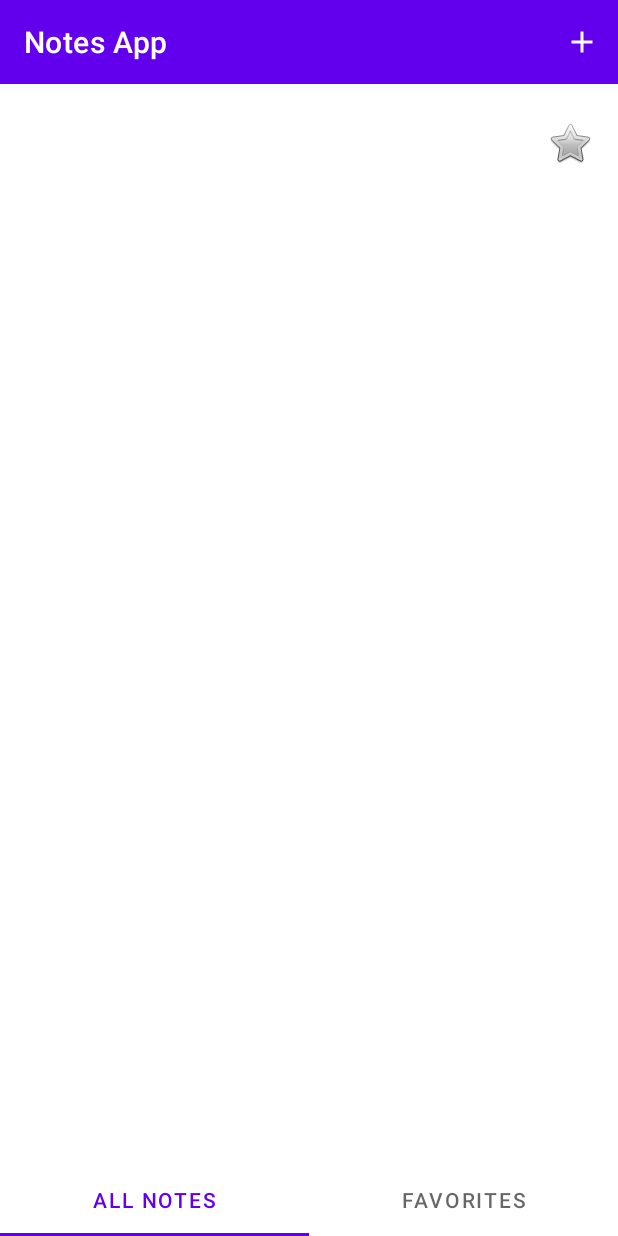
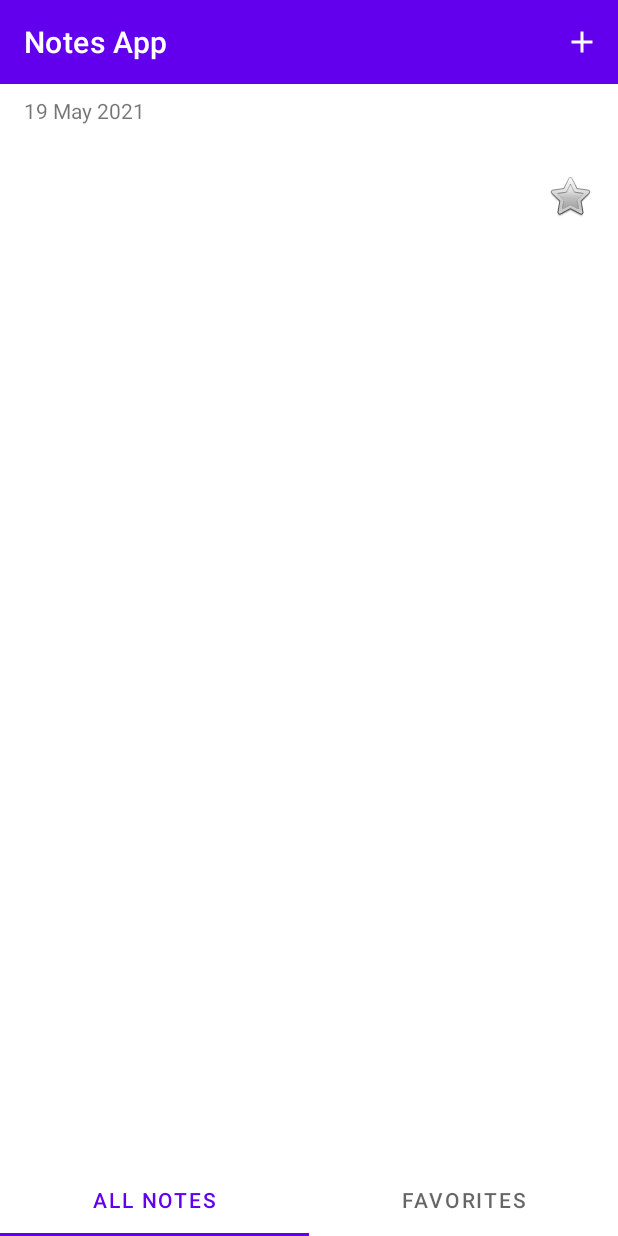
Before and after one commit to csandiego/govtech-assessment, an Android app: the NewFragment screen opened through its navigation route, after a tap on "CREATE", on a phone screen of 412 x 824 dp. Run offline under Robolectric (Android 15) with nearby library versions, the phone set to English and light mode, and no system bars; our stand-ins replace Dagger/Hilt's generated code, Room's generated code.

Commit message:
List subgroups

```diff
--- a/app/src/main/java/com/github/csandiego/govtechassessment/dao/NoteDao.kt
+++ b/app/src/main/java/com/github/csandiego/govtechassessment/dao/NoteDao.kt
@@ -10,10 +10,10 @@ import com.github.csandiego.govtechassessment.data.Note
 @Dao
 interface NoteDao {
 
-    @Query("SELECT * FROM Note")
+    @Query("SELECT * FROM Note ORDER BY id DESC")
     fun getAll(): LiveData<List<Note>>
 
-    @Query("SELECT * FROM Note WHERE isFavorite = TRUE")
+    @Query("SELECT * FROM Note WHERE isFavorite = 1 ORDER BY id DESC")
     fun getFavorites(): LiveData<List<Note>>
 
     @Insert
--- a/app/src/main/java/com/github/csandiego/govtechassessment/ui/AllNotesListingFragment.kt
+++ b/app/src/main/java/com/github/csandiego/govtechassessment/ui/AllNotesListingFragment.kt
@@ -22,7 +22,7 @@ class AllNotesListingFragment @Inject constructor() : Fragment() {
         container: ViewGroup?,
         savedInstanceState: Bundle?
     ): View {
-        val adapter = NoteListAdapter {
+        val adapter = NoteListAdapter2 {
             viewModel.toggleFavorite(it)
         }
         viewModel.notes.observe(viewLifecycleOwner) {
--- a/app/src/main/java/com/github/csandiego/govtechassessment/ui/FavoriteNotesListingFragment.kt
+++ b/app/src/main/java/com/github/csandiego/govtechassessment/ui/FavoriteNotesListingFragment.kt
@@ -22,7 +22,7 @@ class FavoriteNotesListingFragment @Inject constructor() : Fragment() {
         container: ViewGroup?,
         savedInstanceState: Bundle?
     ): View {
-        val adapter = NoteListAdapter {
+        val adapter = NoteListAdapter2 {
             viewModel.unFavorite(it)
         }
         viewModel.notes.observe(viewLifecycleOwner) {
--- /dev/null
+++ b/app/src/main/java/com/github/csandiego/govtechassessment/ui/NoteListAdapter2.kt
@@ -0,0 +1,93 @@
+package com.github.csandiego.govtechassessment.ui
+
+import android.annotation.SuppressLint
+import android.view.LayoutInflater
+import android.view.ViewGroup
+import androidx.recyclerview.widget.RecyclerView
+import com.github.csandiego.govtechassessment.data.Note
+import com.github.csandiego.govtechassessment.databinding.ListHeaderBinding
+import com.github.csandiego.govtechassessment.databinding.ListItemBinding
+import java.text.SimpleDateFormat
+
+class NoteListAdapter2(private val callback: (note: Note) -> Unit) :
+    RecyclerView.Adapter<RecyclerView.ViewHolder>() {
+
+    private val items = mutableListOf<ListItem>()
+
+    @SuppressLint("SimpleDateFormat")
+    fun submitList(notes: List<Note>) {
+        val map = mutableMapOf<String, MutableList<Note>>()
+        notes.forEach {
+            val key = SimpleDateFormat("yyyy-MM-dd").format(it.createdAt!!)
+            if (!map.containsKey(key)) {
+                map[key] = mutableListOf()
+            }
+            map[key]!!.add(it)
+        }
+        items.clear()
+        map.keys.sortedDescending().forEach {
+            items.add(ListHeader(SimpleDateFormat("dd MMM yyyy").format(map[it]!!.first().createdAt!!)))
+            items.addAll(map[it]!!.map { note -> ListNote(note) })
+        }
+        notifyDataSetChanged()
+    }
+
+    abstract class ListItem {
+
+        abstract fun getType(): Int
+    }
+
+    class ListHeader(val date: String) : ListItem() {
+
+        override fun getType(): Int = 0
+    }
+
+    class ListNote(val note: Note) : ListItem() {
+
+        override fun getType(): Int = 1
+    }
+
+    class ListHeaderViewHolder(val binding: ListHeaderBinding) :
+        RecyclerView.ViewHolder(binding.root)
+
+    class ListNoteViewHolder(val binding: ListItemBinding) : RecyclerView.ViewHolder(binding.root)
+
+    override fun getItemCount(): Int = items.size
+
+    override fun getItemViewType(position: Int): Int = items[position].getType()
+
+    override fun onCreateViewHolder(parent: ViewGroup, viewType: Int): RecyclerView.ViewHolder =
+        if (viewType == 0)
+            ListHeaderViewHolder(
+                ListHeaderBinding.inflate(
+                    LayoutInflater.from(parent.context),
+                    parent,
+                    false
+                )
+            )
+        else
+            ListNoteViewHolder(
+                ListItemBinding.inflate(
+                    LayoutInflater.from(parent.context),
+                    parent,
+                    false
+                )
+            )
+
+    override fun onBindViewHolder(holder: RecyclerView.ViewHolder, position: Int) {
+        if (getItemViewType(position) == 0) {
+            (holder as ListHeaderViewHolder).binding.textViewDate.text =
+                (items[position] as ListHeader).date
+        } else {
+            val note = (items[position] as ListNote).note
+            with((holder as ListNoteViewHolder).binding) {
+                textViewTitle.text = note.title
+                textViewDescription.text = note.description
+                imageViewFavorite.setImageResource(if (note.isFavorite == true) android.R.drawable.btn_star_big_on else android.R.drawable.btn_star_big_off)
+                imageViewFavorite.setOnClickListener {
+                    callback(note)
+                }
+            }
+        }
+    }
+}
--- /dev/null
+++ b/app/src/main/res/layout/list_header.xml
@@ -0,0 +1,23 @@
+<?xml version="1.0" encoding="utf-8"?>
+<androidx.constraintlayout.widget.ConstraintLayout xmlns:android="http://schemas.android.com/apk/res/android"
+    xmlns:app="http://schemas.android.com/apk/res-auto"
+    xmlns:tools="http://schemas.android.com/tools"
+    android:layout_width="match_parent"
+    android:layout_height="wrap_content">
+
+    <TextView
+        android:id="@+id/textViewDate"
+        android:layout_width="0dp"
+        android:layout_height="wrap_content"
+        android:layout_marginStart="16dp"
+        android:layout_marginLeft="16dp"
+        android:layout_marginTop="8dp"
+        android:layout_marginEnd="16dp"
+        android:layout_marginRight="16dp"
+        android:layout_marginBottom="8dp"
+        app:layout_constraintBottom_toBottomOf="parent"
+        app:layout_constraintEnd_toEndOf="parent"
+        app:layout_constraintStart_toStartOf="parent"
+        app:layout_constraintTop_toTopOf="parent"
+        tools:text="20 Jun 2021" />
+</androidx.constraintlayout.widget.ConstraintLayout>
```
